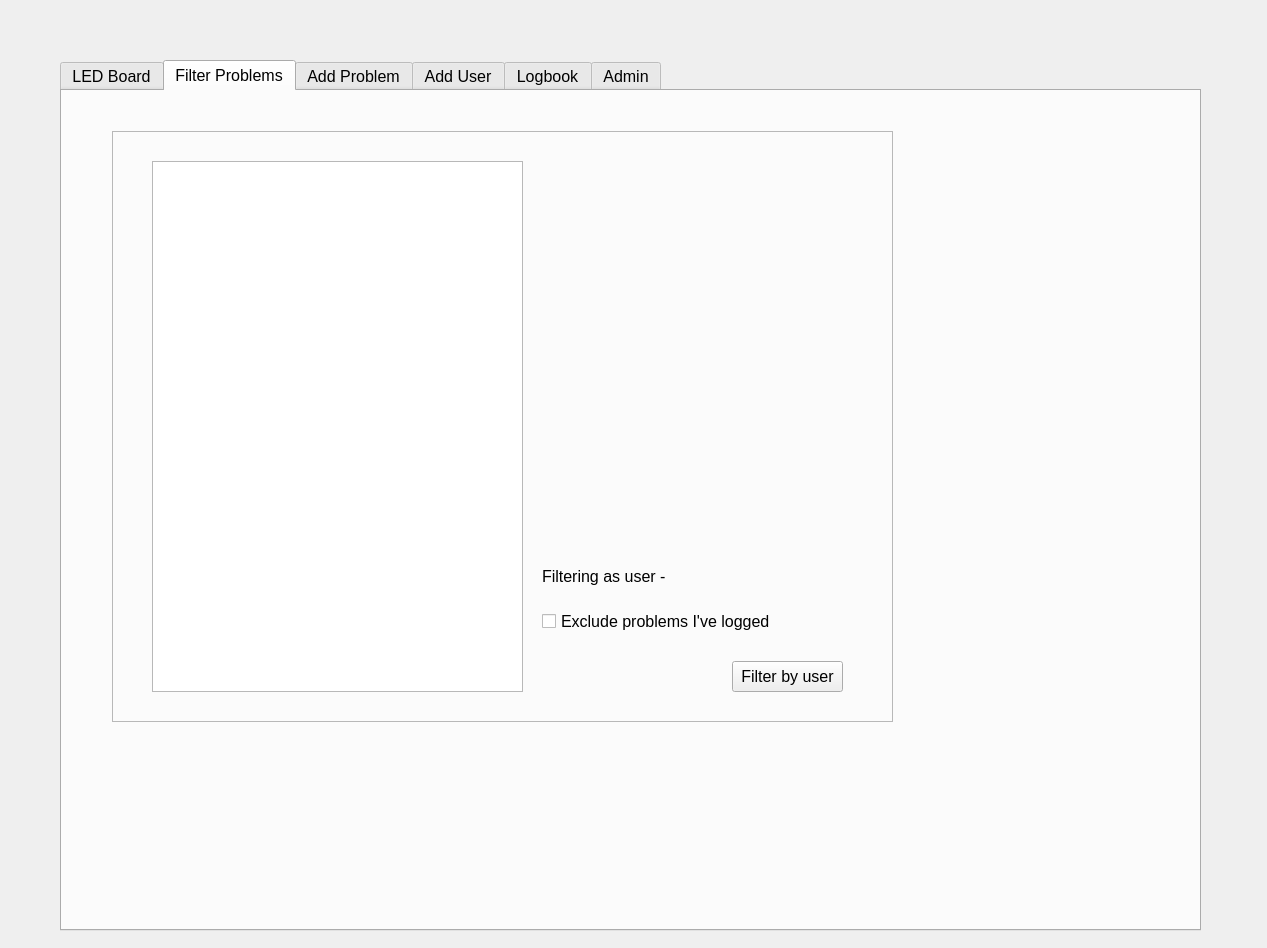
Above: DiscoBoard.ui from highrepute/LEDBoard before the change. Below: the same form after it.
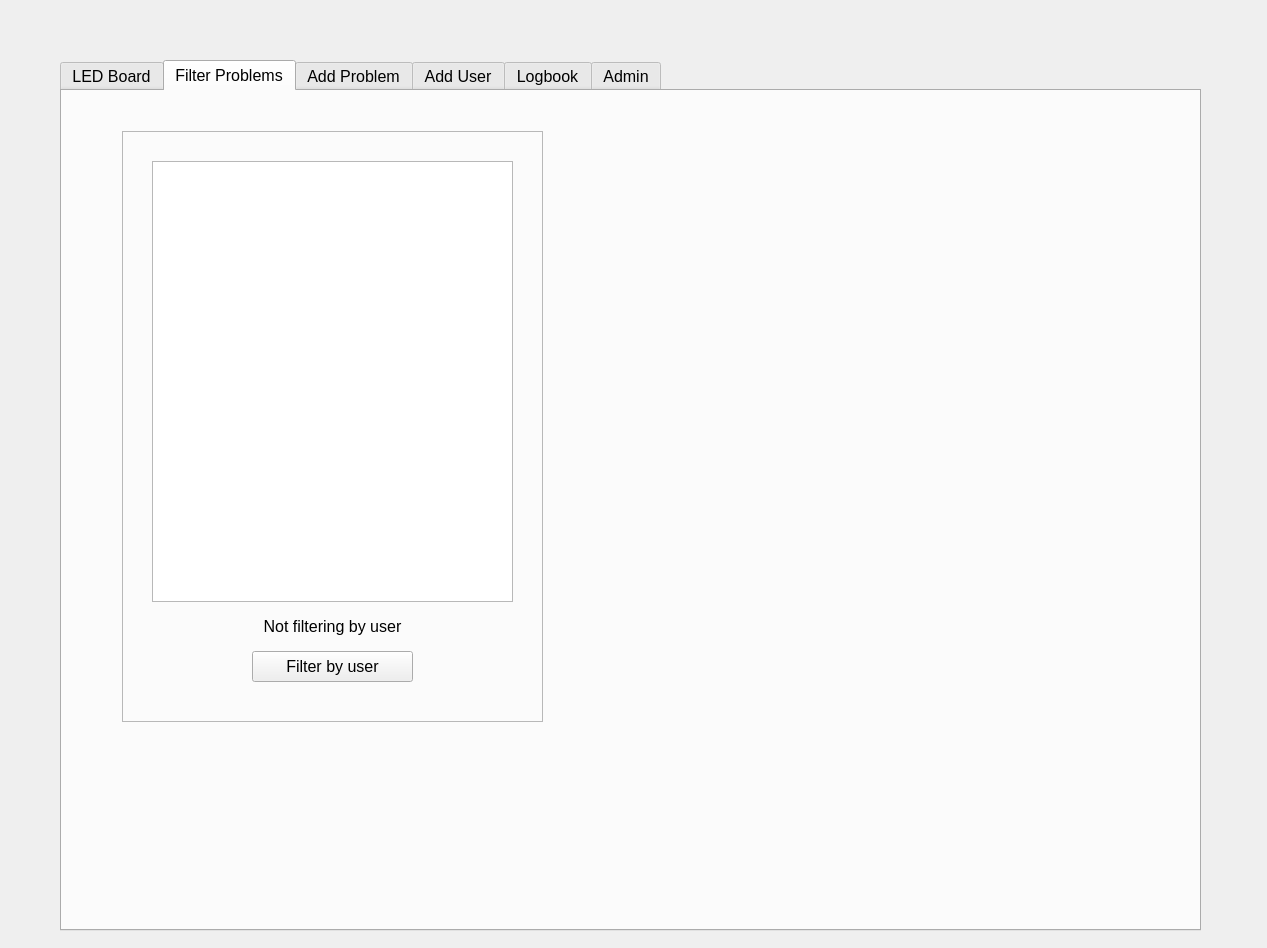
That is the form after the change. The open tabs and pages were chosen to show the change.

Commit message: sorted filter by user.

```diff
--- a/DiscoBoard.ui
+++ b/DiscoBoard.ui
@@ -1181,9 +1181,9 @@
     <widget class="QFrame" name="frame_7">
      <property name="geometry">
       <rect>
-       <x>50</x>
+       <x>60</x>
        <y>40</y>
-       <width>781</width>
+       <width>421</width>
        <height>591</height>
       </rect>
      </property>
@@ -1196,9 +1196,9 @@
      <widget class="QPushButton" name="pbFilterByUser">
       <property name="geometry">
        <rect>
-        <x>620</x>
-        <y>530</y>
-        <width>111</width>
+        <x>130</x>
+        <y>520</y>
+        <width>161</width>
         <height>31</height>
        </rect>
       </property>
@@ -1209,37 +1209,27 @@
      <widget class="QListWidget" name="lbUserFilter">
       <property name="geometry">
        <rect>
-        <x>40</x>
+        <x>30</x>
         <y>30</y>
-        <width>371</width>
-        <height>531</height>
+        <width>361</width>
+        <height>441</height>
        </rect>
       </property>
      </widget>
-     <widget class="QCheckBox" name="cbExclude">
-      <property name="geometry">
-       <rect>
-        <x>430</x>
-        <y>480</y>
-        <width>251</width>
-        <height>21</height>
-       </rect>
-      </property>
-      <property name="text">
-       <string>Exclude problems I've logged</string>
-      </property>
-     </widget>
      <widget class="QLabel" name="lblUserFilter">
       <property name="geometry">
        <rect>
-        <x>430</x>
-        <y>430</y>
-        <width>301</width>
+        <x>30</x>
+        <y>480</y>
+        <width>361</width>
         <height>31</height>
        </rect>
       </property>
       <property name="text">
-       <string>Filtering as user - </string>
+       <string>Not filtering by user</string>
+      </property>
+      <property name="alignment">
+       <set>Qt::AlignCenter</set>
       </property>
      </widget>
     </widget>
```
Left out of the diff: 6 changed lines with no effect on the pictures. The commit also changes 3 other files.
